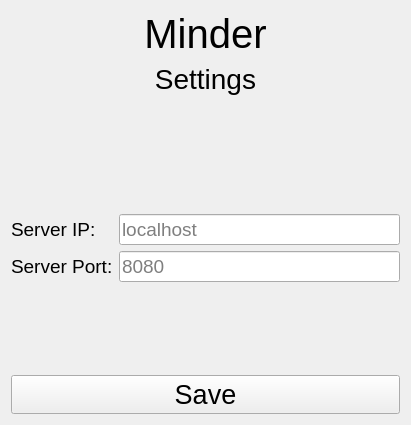
Above: client/MinderClient/libs/SettingsWindow/ui/SettingsWindow.ui from LDK28/Minder before the change. Below: the same form after it.
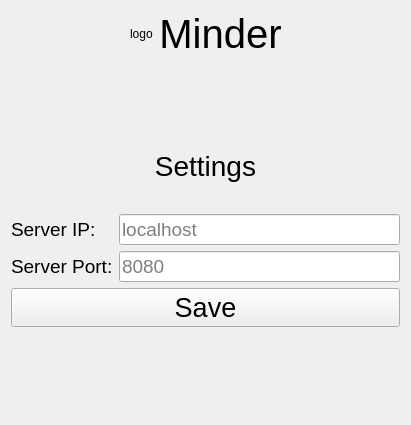
That is the form after the change.

The edit to the form file:
```diff
--- a/client/MinderClient/libs/SettingsWindow/ui/SettingsWindow.ui
+++ b/client/MinderClient/libs/SettingsWindow/ui/SettingsWindow.ui
@@ -10,24 +10,86 @@
     <height>425</height>
    </rect>
   </property>
+  <property name="sizePolicy">
+   <sizepolicy hsizetype="MinimumExpanding" vsizetype="MinimumExpanding">
+    <horstretch>0</horstretch>
+    <verstretch>0</verstretch>
+   </sizepolicy>
+  </property>
   <property name="windowTitle">
    <string>Form</string>
   </property>
   <layout class="QVBoxLayout" name="verticalLayout">
    <item>
-    <widget class="QLabel" name="labelMinder">
-     <property name="font">
-      <font>
-       <pointsize>30</pointsize>
-      </font>
+    <layout class="QHBoxLayout" name="horizontalLayout">
+     <item>
+      <spacer name="horizontalSpacer">
+       <property name="orientation">
+        <enum>Qt::Horizontal</enum>
+       </property>
+       <property name="sizeHint" stdset="0">
+        <size>
+         <width>40</width>
+         <height>20</height>
+        </size>
+       </property>
+      </spacer>
+     </item>
+     <item>
+      <widget class="QLabel" name="labelMinderLogo">
+       <property name="text">
+        <string>logo</string>
+       </property>
+       <property name="scaledContents">
+        <bool>true</bool>
+       </property>
+      </widget>
+     </item>
+     <item>
+      <widget class="QLabel" name="labelMinder">
+       <property name="font">
+        <font>
+         <pointsize>30</pointsize>
+        </font>
+       </property>
+       <property name="text">
+        <string>Minder</string>
+       </property>
+       <property name="alignment">
+        <set>Qt::AlignCenter</set>
+       </property>
+      </widget>
+     </item>
+     <item>
+      <spacer name="horizontalSpacer_2">
+       <property name="orientation">
+        <enum>Qt::Horizontal</enum>
+       </property>
+       <property name="sizeHint" stdset="0">
+        <size>
+         <width>40</width>
+         <height>20</height>
+        </size>
+       </property>
+      </spacer>
+     </item>
+    </layout>
+   </item>
+   <item>
+    <spacer name="verticalSpacer">
+     <property name="orientation">
+      <enum>Qt::Vertical</enum>
      </property>
-     <property name="text">
-      <string>Minder</string>
+     <property name="sizeType">
+      <enum>QSizePolicy::MinimumExpanding</enum>
      </property>
-     <property name="alignment">
-      <set>Qt::AlignCenter</set>
+     <property name="sizeHint" stdset="0">
+      <size>
+       <width>20</width>
+       <height>30</height>
+      </size>
      </property>
-    </widget>
+    </spacer>
    </item>
    <item>
     <widget class="QLabel" name="labelTitle">
@@ -47,19 +109,6 @@
      </property>
     </widget>
    </item>
-   <item>
-    <spacer name="verticalSpacer">
-     <property name="orientation">
-      <enum>Qt::Vertical</enum>
-     </property>
-     <property name="sizeHint" stdset="0">
-      <size>
-       <width>20</width>
-       <height>40</height>
-      </size>
-     </property>
-    </spacer>
-   </item>
    <item>
     <widget class="QLabel" name="labelErrorMsg">
      <property name="font">
@@ -143,19 +192,6 @@
      </item>
     </layout>
    </item>
-   <item>
-    <spacer name="verticalSpacer_2">
-     <property name="orientation">
-      <enum>Qt::Vertical</enum>
-     </property>
-     <property name="sizeHint" stdset="0">
-      <size>
-       <width>20</width>
-       <height>40</height>
-      </size>
-     </property>
-    </spacer>
-   </item>
    <item>
     <widget class="QPushButton" name="btnSave">
      <property name="sizePolicy">
@@ -192,6 +228,22 @@
      </property>
     </widget>
    </item>
+   <item>
+    <spacer name="verticalSpacer_2">
+     <property name="orientation">
+      <enum>Qt::Vertical</enum>
+     </property>
+     <property name="sizeType">
+      <enum>QSizePolicy::MinimumExpanding</enum>
+     </property>
+     <property name="sizeHint" stdset="0">
+      <size>
+       <width>20</width>
+       <height>30</height>
+      </size>
+     </property>
+    </spacer>
+   </item>
   </layout>
  </widget>
  <resources/>
```
